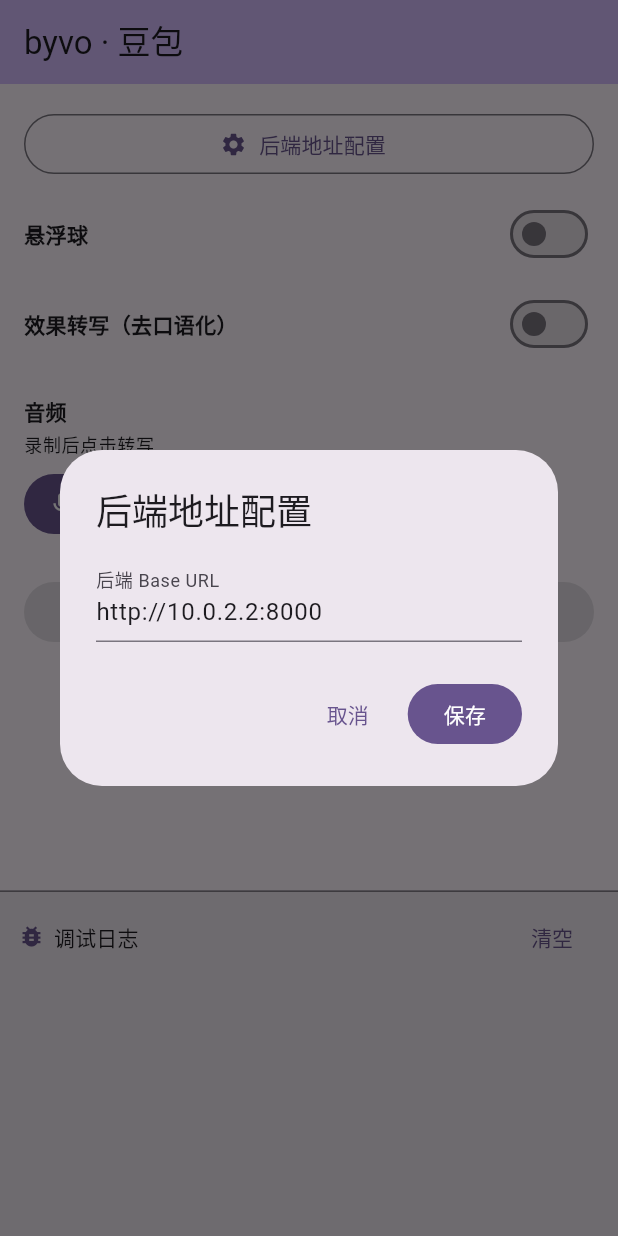
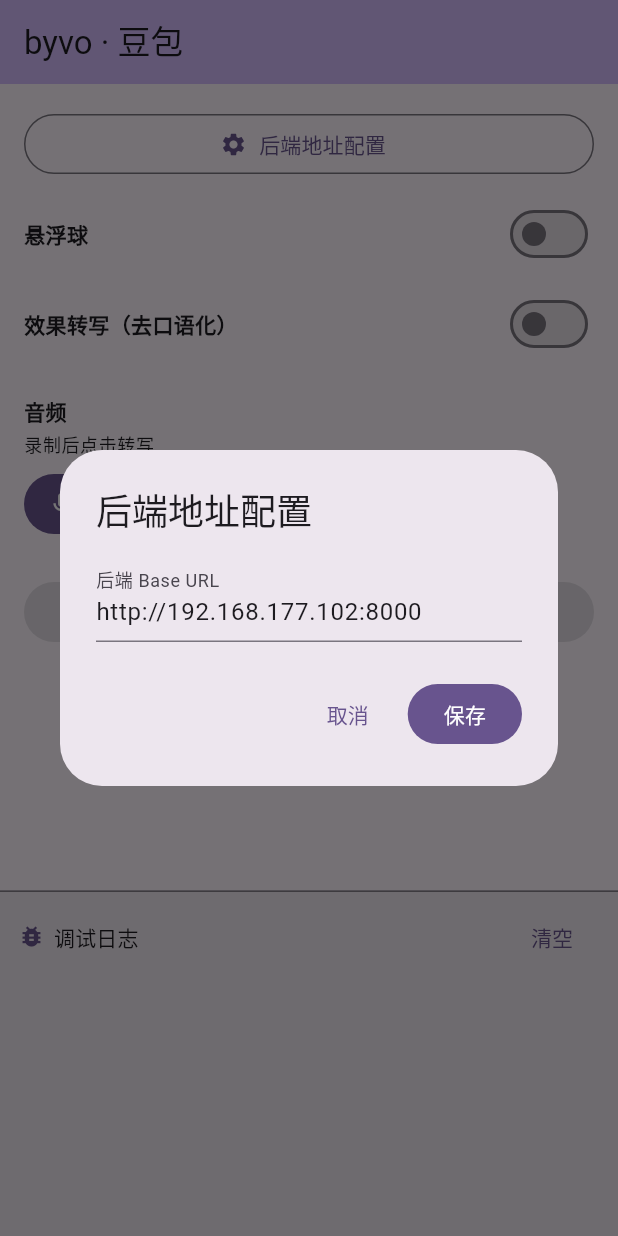
Before and after one commit to leowzz/byvo, a Flutter app: the screen it shows after launch, after a tap on "后端地址配置", on a phone screen of 412 x 824 dp. Run offline on Flutter 3.47's test engine with Material 3 defaults, Android fonts, the phone set to English and light mode, and no system bars; our stand-ins replace shared_preferences; missing offline and left inert: flutter_overlay_window, record.

Commit message:
Update backend API URL in backend_config.dart to use a new default address

```diff
--- a/lib/config/backend_config.dart
+++ b/lib/config/backend_config.dart
@@ -1,9 +1,9 @@
 import 'package:shared_preferences/shared_preferences.dart';
 
-/// 后端 API 地址，默认 Android 模拟器可用 10.0.2.2:8000
+/// 后端 API 地址
 const String _keyBackendUrl = 'backend_url';
 
-const String kDefaultBackendUrl = 'http://10.0.2.2:8000';
+const String kDefaultBackendUrl = 'http://192.168.177.102:8000';
 
 /// 从 SharedPreferences 读取后端 base URL。
 Future<String> loadBackendUrl() async {
```
